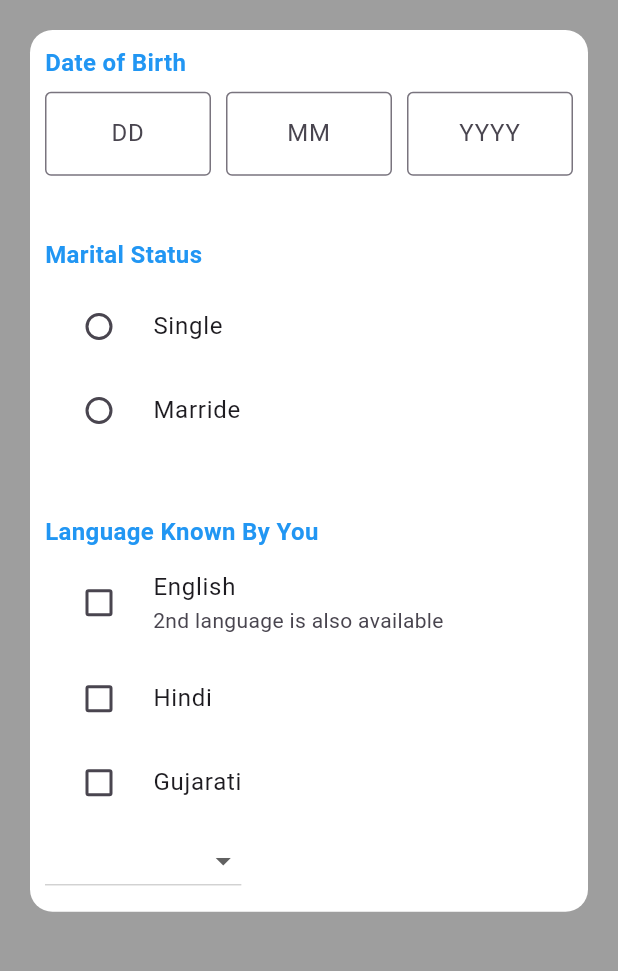
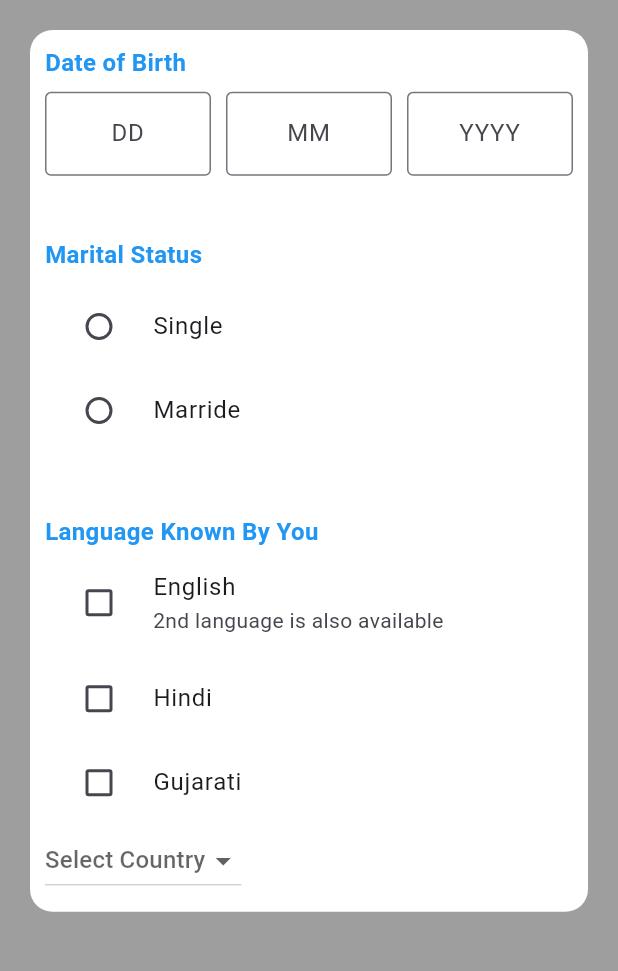
Before and after one commit to omtrivedi110/resume_builder, a Flutter app: the personal_detail screen opened by its route, on a phone screen of 412 x 824 dp, the part 84-1055 px from its top. Run offline on Flutter 3.47's test engine with Material 2 defaults, Android fonts, the phone set to English and light mode, and no system bars.

Commit message:
om | 15 - 04 - 2023 10 : 30

```diff
--- a/lib/views/screens/personal_detail.dart
+++ b/lib/views/screens/personal_detail.dart
@@ -15,7 +15,7 @@ class _personal_detailState extends State<personal_detail> {
   bool englishcheckbox = false;
   bool hindicheckbox = false;
   bool gujaraticheckbox = false;
-  String value ="IN";
+  String value ="IND";
 
   @override
   Widget build(BuildContext context) {
```
